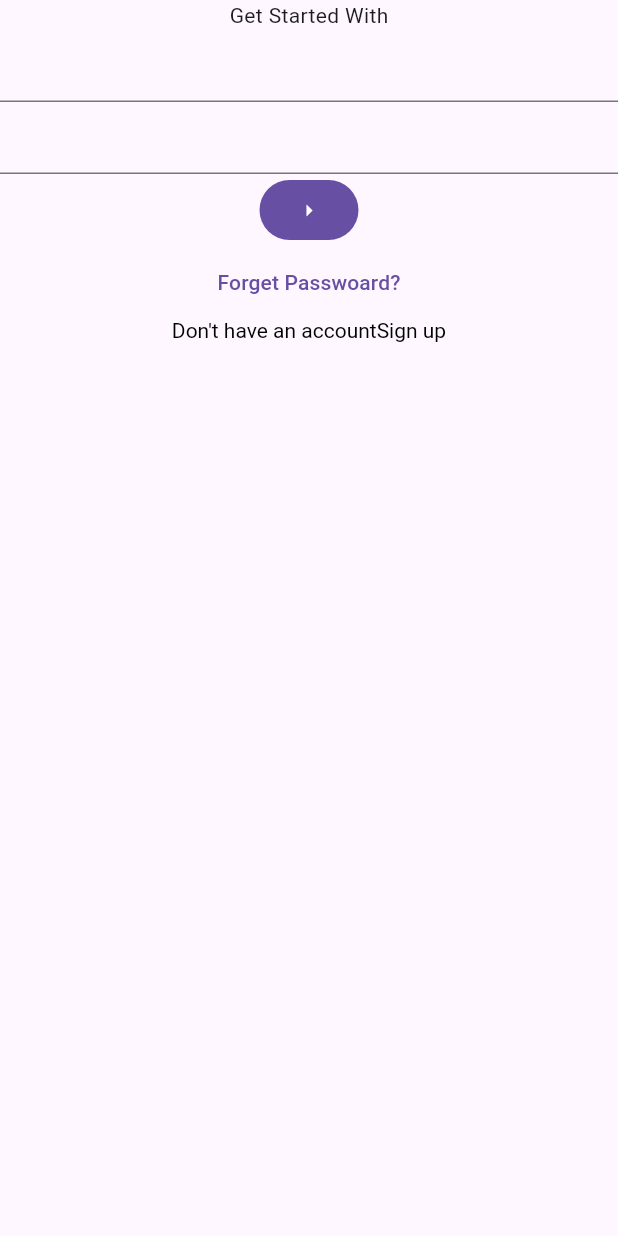
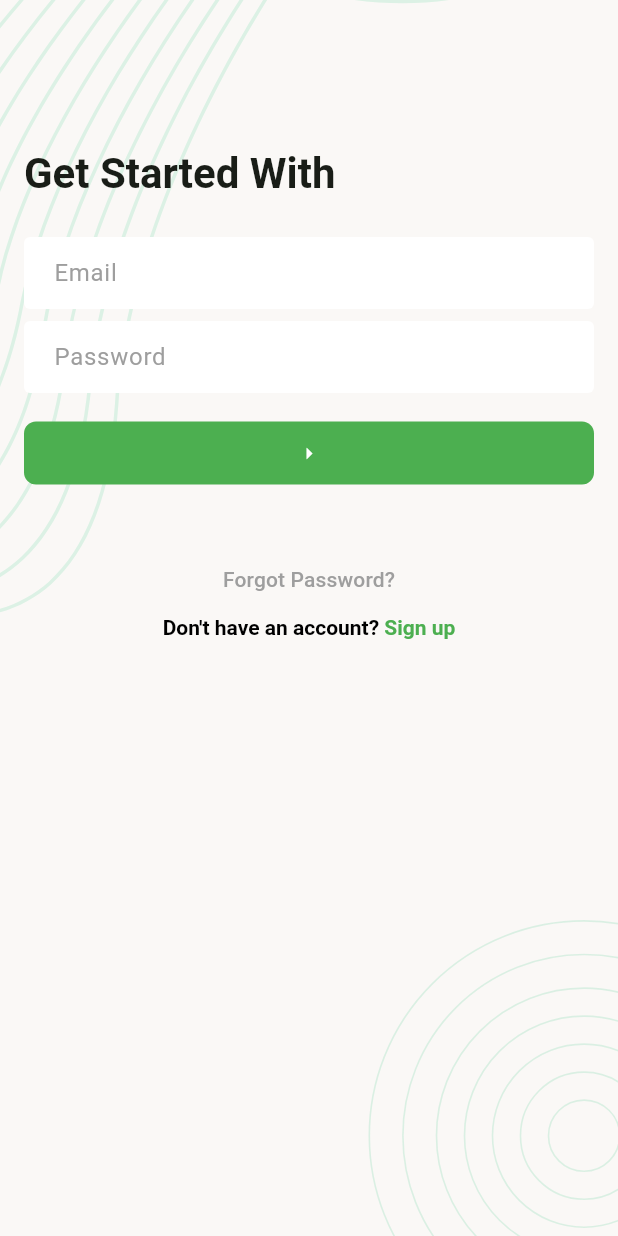
Before and after one commit to neamulhasan466/Task_Manager, a Flutter app: the screen it shows after launch, after a tap on the "arrow right" icon, on a phone screen of 412 x 824 dp. Run offline on Flutter 3.47's test engine with Material 3 defaults, Android fonts, the phone set to English and light mode, and no system bars; our stand-ins replace flutter_svg.

Commit message:
Update login screen and fix typos

```diff
--- a/lib/app.dart
+++ b/lib/app.dart
@@ -1,6 +1,5 @@
 import 'package:flutter/material.dart';
 import 'package:task_manager/ui/screens/splash_screen.dart';
-
 
 class TaskManagerApp extends StatelessWidget {
   const TaskManagerApp({super.key});
@@ -8,8 +7,37 @@ class TaskManagerApp extends StatelessWidget {
   @override
   Widget build(BuildContext context) {
     return MaterialApp(
+      theme: ThemeData(
+        colorSchemeSeed: Colors.green,
+        textTheme: TextTheme(
+          titleLarge: TextStyle(
+            fontSize: 28,
+            fontWeight: FontWeight.w600
+          )
+        ),
+        inputDecorationTheme: InputDecorationTheme(
+          fillColor: Colors.white,
+          filled: true,
+          contentPadding: EdgeInsets.symmetric(horizontal: 16),
+          hintStyle: TextStyle(color: Colors.grey),
+
+          border: OutlineInputBorder(borderSide: BorderSide.none),
+
+          enabledBorder: OutlineInputBorder(borderSide: BorderSide.none),
+          errorBorder: OutlineInputBorder(borderSide: BorderSide.none),
+        ),
+        filledButtonTheme: FilledButtonThemeData(
+          style: FilledButton.styleFrom(
+            backgroundColor: Colors.green,
+            fixedSize: const Size.fromWidth(double.maxFinite),
+            padding: const EdgeInsets.symmetric(vertical: 12),
+            shape: RoundedRectangleBorder(
+              borderRadius: BorderRadius.circular(8),
+            ),
+          ),
+        ),
+      ),
       home: SplashScreen(),
     );
-
   }
 }
--- a/lib/ui/screens/login_screen.dart
+++ b/lib/ui/screens/login_screen.dart
@@ -1,4 +1,7 @@
+import 'package:flutter/gestures.dart';
 import 'package:flutter/material.dart';
+import 'package:task_manager/ui/screens/sing_up_screen.dart';
+import 'package:task_manager/ui/widgets/screen_background.dart';
 
 class LoginScreen extends StatefulWidget {
   const LoginScreen({super.key});
@@ -8,30 +11,98 @@ class LoginScreen extends StatefulWidget {
 }
 
 class _LoginScreenState extends State<LoginScreen> {
+  final TextEditingController _emailTEController = TextEditingController();
+  final TextEditingController _passwordTEController = TextEditingController();
+  final GlobalKey<FormState> _formKey = GlobalKey<FormState>();
+
   @override
   Widget build(BuildContext context) {
     return Scaffold(
-      body: SafeArea(
+      body: ScreenBackground(
+        child: SingleChildScrollView(
+          child: Padding(
+            padding: const EdgeInsets.all(16),
+            child: Form(
+              key: _formKey,
+              child: Column(
+                crossAxisAlignment: CrossAxisAlignment.start,
+                children: [
+                  const SizedBox(height: 82),
+                   Text(
+                    'Get Started With',
+                    style: Theme.of (context).textTheme.titleLarge,
+                  ),
+                  const SizedBox(height: 24),
+
+                  TextFormField(
+                    controller: _emailTEController,
+                    decoration: const InputDecoration(hintText: 'Email'),
+                  ),
+                  const SizedBox(height: 8),
+
+                  TextFormField(
+                    controller: _passwordTEController,
+                    obscureText: true,
+                    decoration: const InputDecoration(hintText: 'Password'),
+                  ),
+                  const SizedBox(height: 16),
+
+                  FilledButton(
+
+                    onPressed: () {},
+                    child: const Icon(Icons.arrow_right_outlined),
+                  ),
+                  const SizedBox(height: 36),
+
+                  Center(
                     child: Column(
                       children: [
-            Text('Get Started With'),
-            TextFormField(),
-            TextFormField(),
-            FilledButton(
+                        TextButton(
                           onPressed: () {},
-              child: Icon(Icons.arrow_right_outlined),
+                          child: const Text(
+                            'Forgot Password?',
+                            style: TextStyle(color: Colors.grey),
                           ),
-            TextButton(onPressed: () {}, child: Text('Forget Passwoard?')),
+                        ),
                         RichText(
                           text: TextSpan(
-                style: TextStyle(color: Colors.black),
-                text: "Don't have an account",
-                children: [TextSpan(text: 'Sign up')],
+                            style: const TextStyle(
+                                color: Colors.black,
+                                fontWeight: FontWeight.w600),
+                            text: "Don't have an account? ",
+                            children: [
+                              TextSpan(
+                                text: 'Sign up',
+                                style: const TextStyle(color: Colors.green),
+                                recognizer: TapGestureRecognizer()
+                                  ..onTap = _onTapSingUpButton,
+                              ),
+                            ],
                           ),
                         ),
                       ],
                     ),
                   ),
+                ],
+              ),
+            ),
+          ),
+        ),
+      ),
     );
   }
+  void _onTapSingUpButton() {
+    Navigator.push(
+      context,
+      MaterialPageRoute(builder: (context) => SingUpScreen()),
+    );
   }
+
+
+  @override
+  void dispose() {
+    _emailTEController.dispose();
+    _passwordTEController.dispose();
+    super.dispose();
+  }
+}
--- a/lib/ui/screens/splash_screen.dart
+++ b/lib/ui/screens/splash_screen.dart
@@ -1,6 +1,7 @@
 import 'package:flutter/material.dart';
 import 'package:flutter_svg/flutter_svg.dart';
 import 'package:task_manager/ui/utlis/asset_paths.dart';
+import 'package:task_manager/ui/widgets/screen_background.dart';
 
 import 'login_screen.dart';
 
@@ -11,39 +12,26 @@ class SplashScreen extends StatefulWidget {
   State<SplashScreen> createState() => _SplashScreenState();
 }
 
-
 class _SplashScreenState extends State<SplashScreen> {
   @override
-  void initState(){
+  void initState() {
     super.initState();
     _moveToNextScreen();
   }
-  Future<void>_moveToNextScreen()async{
+
+  Future<void> _moveToNextScreen() async {
     await Future.delayed(Duration(seconds: 3));
-        Navigator.pushReplacement(
-          context,
-          MaterialPageRoute(builder: (_) => LoginScreen()),
-        );
+    Navigator.pushReplacement(
+      context,
+      MaterialPageRoute(builder: (_) => LoginScreen()),
+    );
   }
 
   @override
   Widget build(BuildContext context) {
     return Scaffold(
-      body: Stack(
-        children: [
-          SvgPicture.asset(
-            AssetPath.backqroundSvg,
-            width: double.infinity,
-            height: double.infinity,
-            fit: BoxFit.cover,
-          ),
-          Center(
-            child: SvgPicture.asset(
-              AssetPath.logoSvg,
-              height: 100,
-            ),
-          ),
-        ],
+      body: ScreenBackground(
+        child: Center(child: SvgPicture.asset(AssetPath.logoSvg, height: 100)),
       ),
     );
   }
--- /dev/null
+++ b/lib/ui/widgets/screen_background.dart
@@ -0,0 +1,24 @@
+import 'package:flutter/material.dart';
+import 'package:flutter_svg/svg.dart';
+import 'package:task_manager/ui/utlis/asset_paths.dart';
+
+class ScreenBackground extends StatelessWidget {
+  const ScreenBackground({super.key, required this.child});
+
+  final Widget child;
+
+  @override
+  Widget build(BuildContext context) {
+    return Stack(
+      children: [
+        SvgPicture.asset(
+          AssetPath.backqroundSvg,
+          width: double.infinity,
+          height: double.infinity,
+          fit: BoxFit.cover,
+        ),
+        SafeArea (child : child),
+      ],
+    );
+  }
+}
```
Also changed, not shown: lib/ui/screens/sing_up_screen.dart (added, +118 -0 lines), pubspec.lock. Lines whose indentation alone changed are shown as unchanged.
